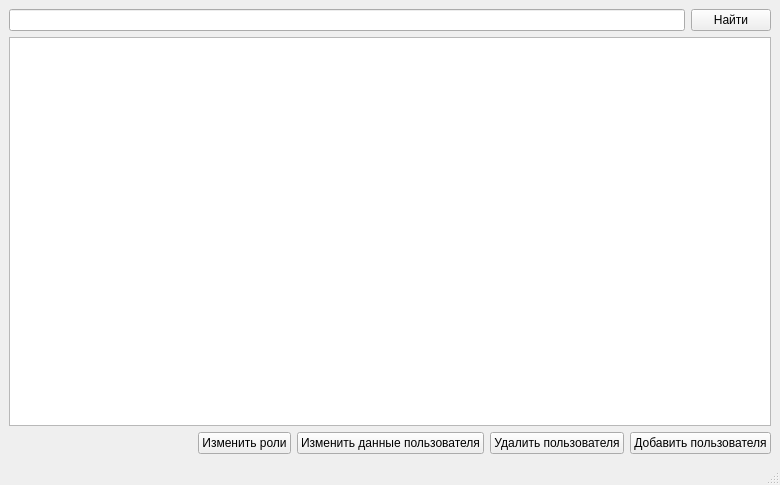
Git-I985/ap, file ui/users.ui: the form before one commit.
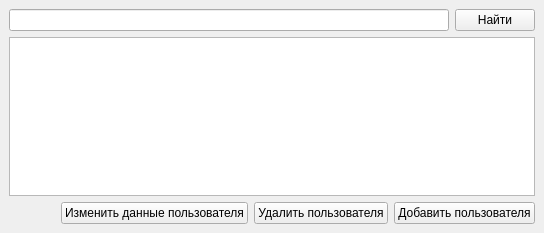
The form after the commit.

```diff
--- a/ui/users.ui
+++ b/ui/users.ui
@@ -6,8 +6,8 @@
    <rect>
     <x>0</x>
     <y>0</y>
-    <width>780</width>
-    <height>485</height>
+    <width>544</width>
+    <height>233</height>
    </rect>
   </property>
   <property name="windowTitle">
@@ -49,13 +49,6 @@
         </property>
        </spacer>
       </item>
-      <item>
-       <widget class="QPushButton" name="pushButton_4">
-        <property name="text">
-         <string>Изменить роли</string>
-        </property>
-       </widget>
-      </item>
       <item>
        <widget class="QPushButton" name="pushButton_3">
         <property name="text">
@@ -105,7 +98,6 @@
     </rect>
    </property>
   </widget>
-  <widget class="QStatusBar" name="statusbar"/>
  </widget>
  <resources/>
  <connections/>
```
Left out of the diff: 2 changed lines with no effect on the pictures.
